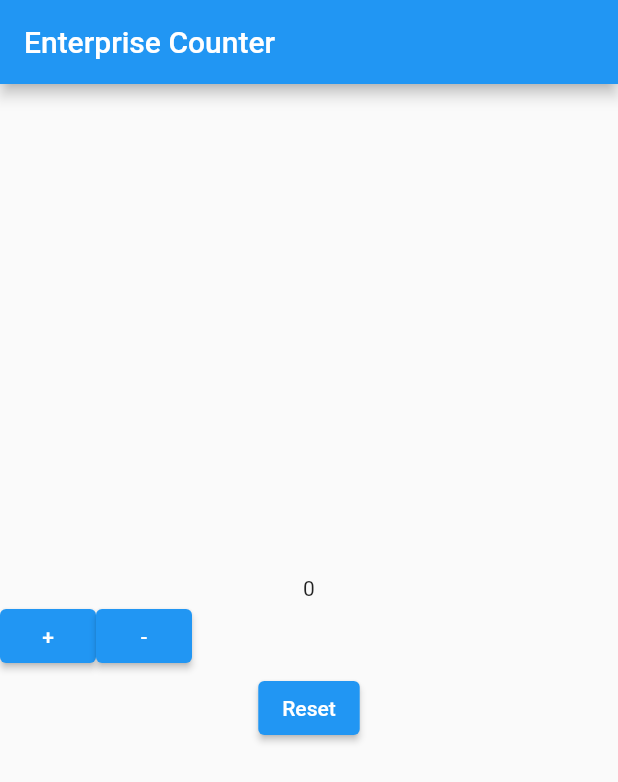
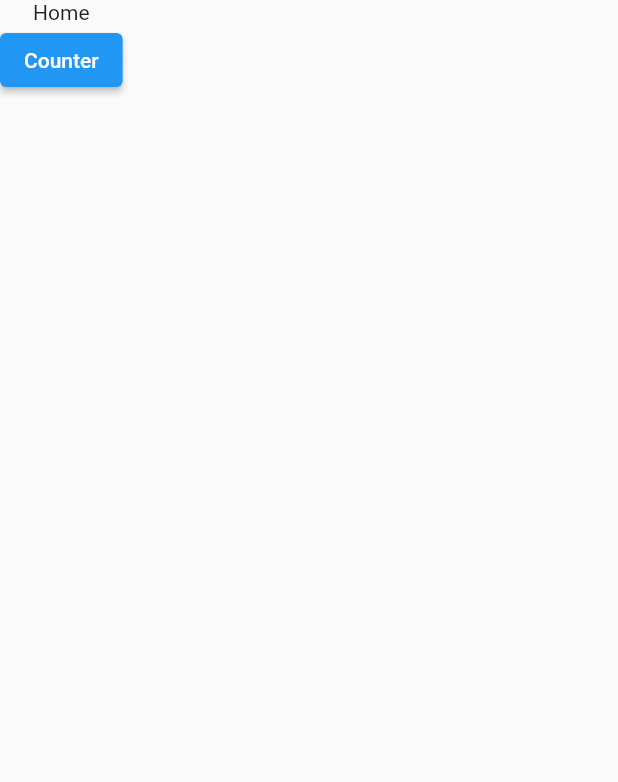
Before and after one commit to aboo/flutter_enterprise_counter, a Flutter app: the screen it shows after launch, on a phone screen of 412 x 824 dp. Shown: the top 782 px of the screen. Run offline on Flutter 3.47's test engine with Material 2 defaults, Android fonts, the phone set to English and light mode, and no system bars; our stand-ins replace auto_route, connectivity_plus, flutter_bloc, freezed_annotation, get_it, injectable.

Commit message:
#2 Setup navigation and screens
- added auto route package
- added home and counter screen
- defined app and navigate using app route
- upgrade the engine to flutter 2.8.1
- navigation to counter screen implemented
- refactored counter screen and defined dynamic view model
- build the initial counter screen with components
- implemented counter display controller in counter screen
- removed the old implementation
- refactored the code use mixin for component base
- fixed immutable warning by reverting the state-full to it's own view model implementation
- fixed layout of counter screen

```diff
--- /dev/null
+++ b/lib/app.dart
@@ -0,0 +1,26 @@
+import 'package:flutter/material.dart';
+import 'package:injectable/injectable.dart';
+
+import 'app_router.dart';
+
+@singleton
+class App extends StatelessWidget {
+  const App({
+    required AppRouter appRouter,
+    Key? key,
+  })  : _appRouter = appRouter,
+        super(key: key);
+
+  final AppRouter _appRouter;
+
+  static const _appTitle = 'Welcome to Enterprise Flutter App';
+
+  @override
+  Widget build(BuildContext context) {
+    return MaterialApp.router(
+      title: _appTitle,
+      routerDelegate: _appRouter.delegate(),
+      routeInformationParser: _appRouter.defaultRouteParser(),
+    );
+  }
+}
--- a/lib/components/counter_display/counter_display_v.dart
+++ b/lib/components/counter_display/counter_display_v.dart
@@ -1,6 +1,5 @@
 import 'package:enterprise_counter/bases/bases.dart';
 import 'package:enterprise_counter/components/components.dart';
-import 'package:enterprise_counter/components/counter_display/counter_display_c.dart';
 import 'package:flutter/material.dart';
 import 'package:flutter_bloc/flutter_bloc.dart';
 import 'package:injectable/injectable.dart';
--- a/lib/main.dart
+++ b/lib/main.dart
@@ -1,79 +1,10 @@
-import 'package:enterprise_counter/components/components.dart';
 import 'package:enterprise_counter/setup.dart';
 import 'package:flutter/material.dart';
 
+import 'app.dart';
+
 void main() {
+  WidgetsFlutterBinding.ensureInitialized();
   configureDependencies();
-  runApp(const MyApp());
+  runApp(locateService<App>());
 }
-
-// ignore: todo
-// TODO
-// This should be refactored into the screen code
-// once the screen base, navigation and component
-// resolvation is implemented
-var controller = CounterDisplayController(
-  onChanged: () {
-    print('update');
-  },
-);
-
-class MyApp extends StatelessWidget {
-  const MyApp({Key? key}) : super(key: key);
-
-  @override
-  Widget build(BuildContext context) {
-    return MaterialApp(
-      title: 'Enterprise Counter',
-      theme: ThemeData(
-        primarySwatch: Colors.blue,
-      ),
-      home: MyHomePage(
-        title: 'Enterprise Counter',
-        counterController: locateService<CounterController>(),
-        counterDisplay: locateService<CounterDisplay>(param1: controller),
-      ),
-    );
-  }
-}
-
-class MyHomePage extends StatefulWidget {
-  const MyHomePage({
-    Key? key,
-    required this.title,
-    required this.counterController,
-    required this.counterDisplay,
-  }) : super(key: key);
-
-  final String title;
-  final CounterController counterController;
-  final CounterDisplay counterDisplay;
-
-  @override
-  State<MyHomePage> createState() => _MyHomePageState();
-}
-
-class _MyHomePageState extends State<MyHomePage> {
-  @override
-  Widget build(BuildContext context) {
-    return Scaffold(
-      appBar: AppBar(
-        title: Text(widget.title),
-      ),
-      body: Center(
-        child: Column(
-          mainAxisAlignment: MainAxisAlignment.center,
-          children: <Widget>[
-            widget.counterDisplay,
-            widget.counterController,
-            ElevatedButton(
-                onPressed: () {
-                  controller.reset();
-                },
-                child: const Text('Reset'))
-          ],
-        ),
-      ),
-    );
-  }
-}
--- /dev/null
+++ b/lib/screens/counter/counter.dart
@@ -0,0 +1 @@
+export 'counter_screen_v.dart';
--- /dev/null
+++ b/lib/screens/home/home.dart
@@ -0,0 +1 @@
+export 'home_screen_v.dart';
--- /dev/null
+++ b/lib/screens/home/home_screen_m.dart
@@ -0,0 +1,9 @@
+import 'package:enterprise_counter/bases/bases.dart';
+import 'package:freezed_annotation/freezed_annotation.dart';
+
+part 'home_screen_m.freezed.dart';
+
+@freezed
+class HomeScreenState extends BaseState with _$HomeScreenState {
+  const factory HomeScreenState.initial() = Initial;
+}
--- /dev/null
+++ b/lib/screens/screens.dart
@@ -0,0 +1,2 @@
+export 'home/home.dart';
+export 'counter/counter.dart';
--- a/lib/services/services.dart
+++ b/lib/services/services.dart
@@ -1,2 +1,3 @@
 export 'counter/counter_service.dart';
 export 'connectivity/connectivity_service.dart';
+export 'navigation/navigation_service.dart';
--- a/pubspec.yaml
+++ b/pubspec.yaml
@@ -27,6 +27,7 @@ environment:
 # the latest version available on pub.dev. To see which dependencies have newer
 # versions available, run `flutter pub outdated`.
 dependencies:
+  auto_route: ^3.2.0
   connectivity_plus: ^2.0.2
   cupertino_icons: ^1.0.2
   equatable: ^2.0.3
@@ -38,6 +39,7 @@ dependencies:
   injectable: ^1.5.0
 
 dev_dependencies:
+  auto_route_generator: ^3.2.0
   build_runner: ^2.1.4
   flutter_lints: ^1.0.0
   flutter_test:
```
Also changed, not shown: lib/app_router.dart (added, +29 -0 lines), lib/bases/base_viewmodel.dart (+12 -0 lines), lib/bases/base_views.dart (+56 -2 lines), lib/components/counter_controller/counter_controller_v.dart (+7 -1 lines), lib/screens/counter/counter_screen_v.dart (added, +35 -0 lines), lib/screens/home/home_screen_v.dart (added, +22 -0 lines), lib/screens/home/home_screen_vm.dart (added, +19 -0 lines), lib/services/navigation/navigation_service.dart (added, +19 -0 lines), lib/setup.dart (+7 -0 lines), lib/app_router.gr.dart (added), lib/screens/home/home_screen_m.freezed.dart (added), lib/setup.config.dart, pubspec.lock.
